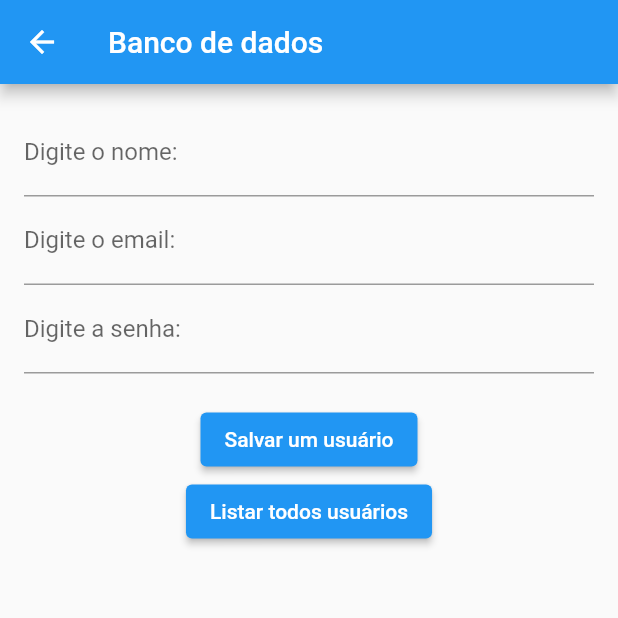
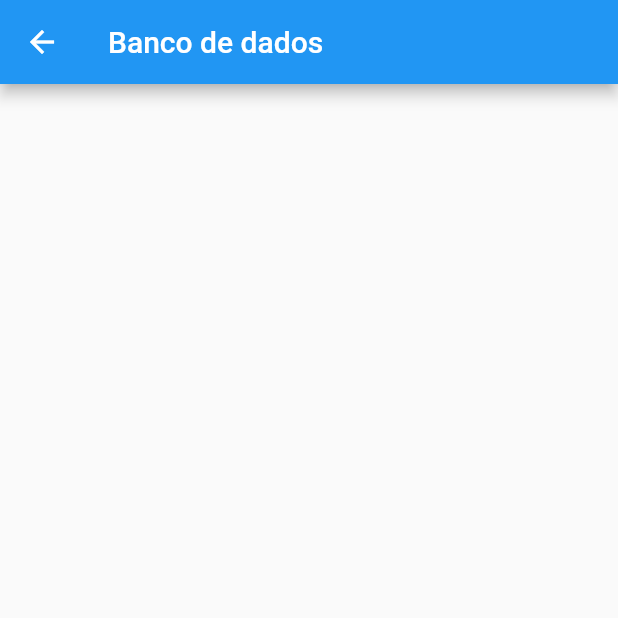
Before and after one commit to W-F-S/gestao_financeira, a Flutter app: the user_screen screen opened directly, on a phone screen of 412 x 824 dp, the top half of it. Run offline on Flutter 3.47's test engine with Material 2 defaults, Android fonts, the phone set to English and light mode, and no system bars; our stand-ins replace sqflite; accounts and stored records are empty.

Commit message:
user_screen update

```diff
--- a/lib/crudBD.dart
+++ b/lib/crudBD.dart
@@ -105,7 +105,7 @@ Future<int> receitaUsuario(int userId) async{
 }
 
 /// Metodo para recuperar despesas do usuario para um determinado banco
-Future<int> _despesaUsuarioBanco(int userId, int bancoId) async{
+Future<int> despesaUsuarioBanco(int userId, int bancoId) async{
   Database bd = await recuperarBancoDados();
   List receita = await bd.rawQuery("SELECT SUM(value) FROM transacoes WHERE type!='0' AND userId="+userId.toString()+"AND bancoId="+bancoId.toString()+";");
   //não sei se o valor userId.toString transforma o 0 para um '0' ou "0", então caso der error tentar conserta ou checar essa possibilidade
--- a/lib/user_screen.dart
+++ b/lib/user_screen.dart
@@ -22,49 +22,7 @@ class User_Screen extends State<user_screen> {
         title: const Text("Banco de dados"),
       ),
       body: Container(
-        padding: const EdgeInsets.all(16),
         width: double.infinity,
-        child: Column(
-          children: <Widget>[
-            TextField(
-              decoration: const InputDecoration(
-                labelText: "Digite o nome: ",
-              ),
-              controller: _controllernome,
-            ),
-            TextField(
-              decoration: const InputDecoration(
-                labelText: "Digite o email: ",
-              ),
-              controller: _controlleremail,
-            ),
-            TextField(
-              decoration: const InputDecoration(
-                labelText: "Digite a senha: ",
-              ),
-              controller: _controllersenha,
-            ),
-            const SizedBox(height: 20,),
-            Column(
-              mainAxisAlignment: MainAxisAlignment.center,
-              crossAxisAlignment: CrossAxisAlignment.center,
-              children: <Widget>[
-                ElevatedButton(
-                    child: const Text("Salvar um usuário"),
-                    onPressed: (){
-                      _salvarDadosUser(_controllernome.text, _controlleremail.text, _controllersenha.text);
-                    }
-                ),
-                ElevatedButton(
-                    child: const Text("Listar todos usuários"),
-                    onPressed: (){
-                      _listarUsuarios();
-                    }
-                ),
-              ],
-            ),
-          ],
-        ),
       ),
     );
   }
```
